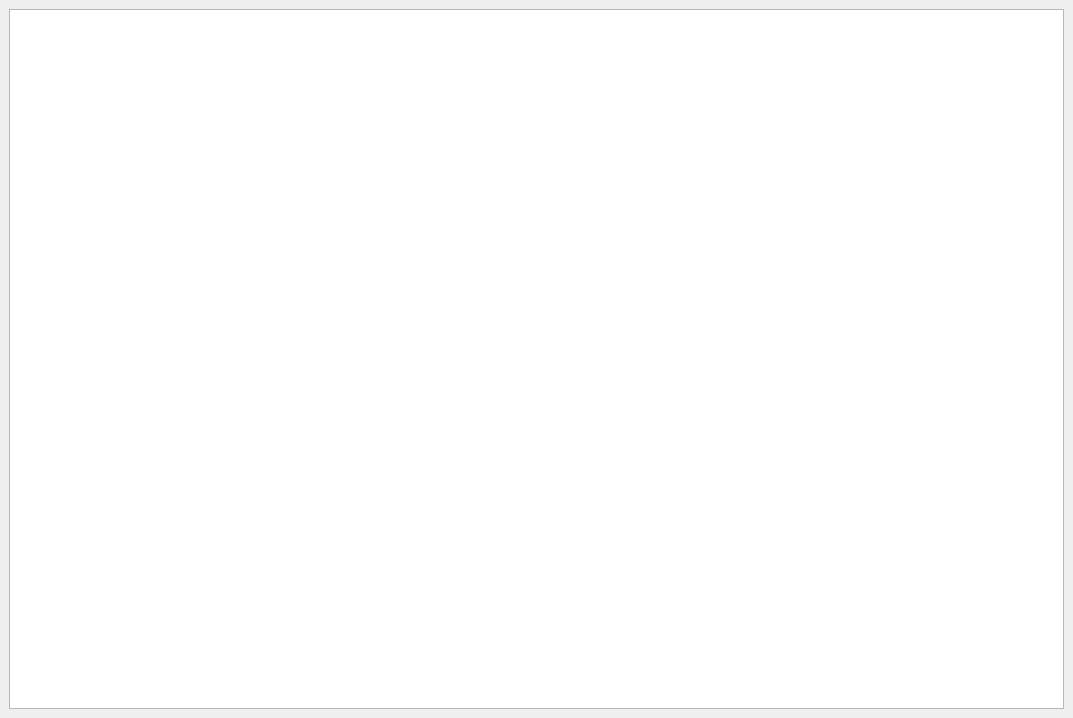
First picture: the form in main.ui, repository Mamontden/cofee, before the edit.
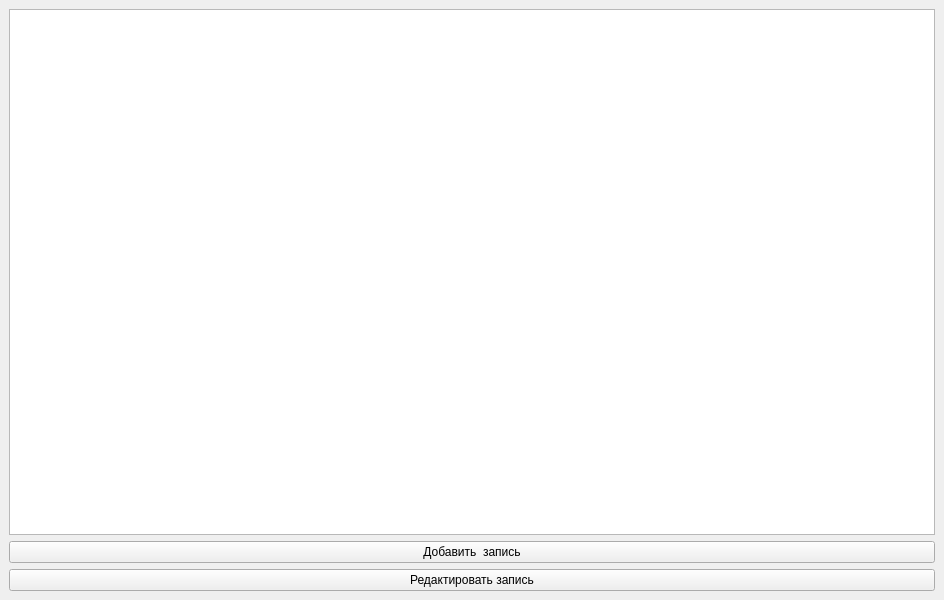
Second picture: the form after the edit.

Commit message: 2задание

Patch:
```diff
--- a/main.ui
+++ b/main.ui
@@ -6,8 +6,8 @@
    <rect>
     <x>0</x>
     <y>0</y>
-    <width>1073</width>
-    <height>718</height>
+    <width>944</width>
+    <height>600</height>
    </rect>
   </property>
   <property name="windowTitle">
@@ -18,6 +18,20 @@
     <item>
      <widget class="QTableWidget" name="tableWidget"/>
     </item>
+    <item>
+     <widget class="QPushButton" name="add_button">
+      <property name="text">
+       <string>Добавить  запись</string>
+      </property>
+     </widget>
+    </item>
+    <item>
+     <widget class="QPushButton" name="edit_button">
+      <property name="text">
+       <string>Редактировать запись</string>
+      </property>
+     </widget>
+    </item>
    </layout>
   </widget>
  </widget>
```
The commit also changes 2 other files.
